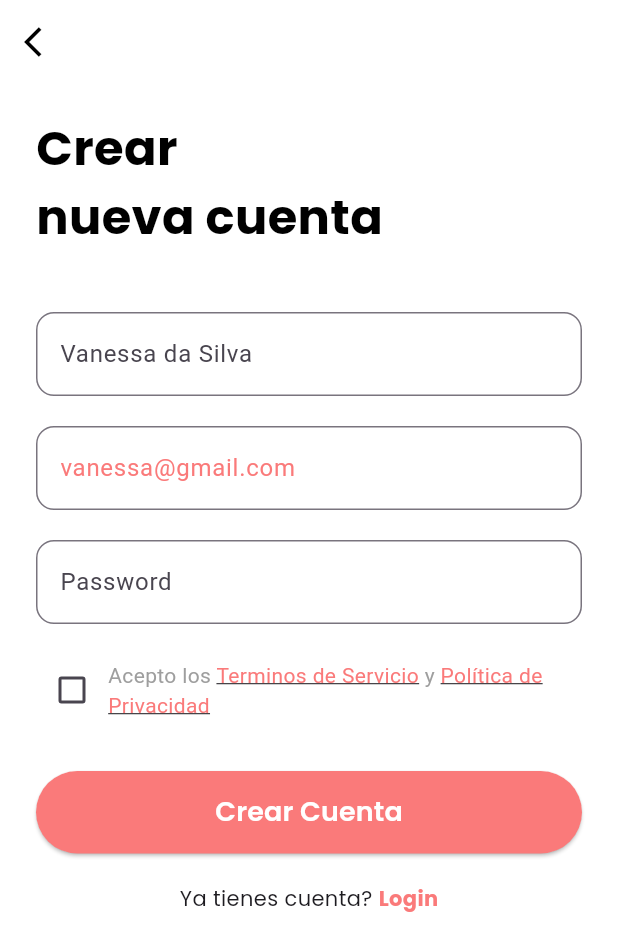
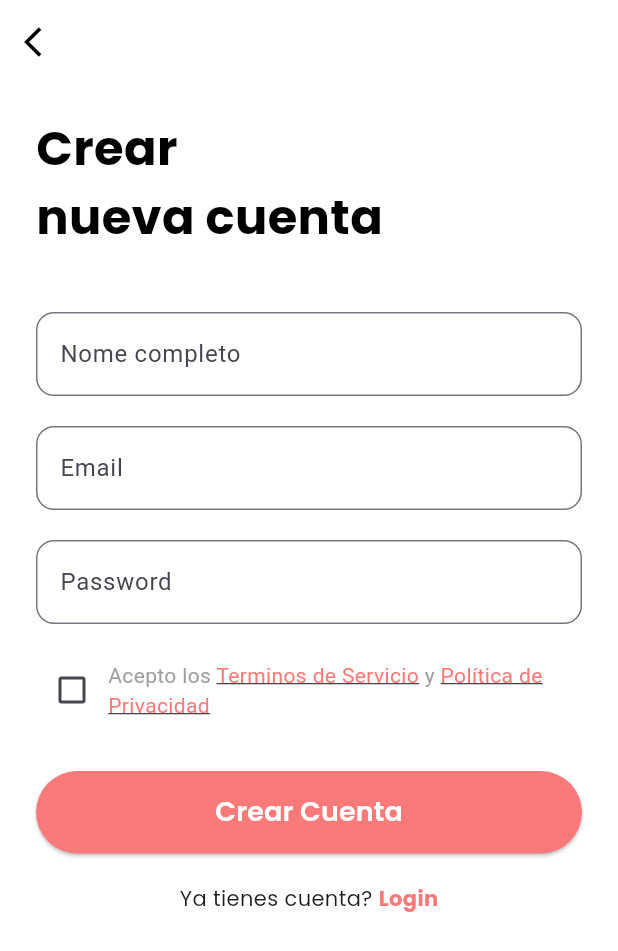
Before and after one commit to Nessavs/contador_pasos, a Flutter app: the CreateAccountScreen screen opened directly, on a phone screen of 412 x 824 dp. Shown: the top 951 px of the screen. Run offline on Flutter 3.47's test engine with Material 3 defaults, Android fonts, the phone set to English and light mode, and no system bars; our stand-ins replace google_fonts.

Commit message:
feat: altered create account

```diff
--- a/contador_pasos/lib/crear_cuenta_screen.dart
+++ b/contador_pasos/lib/create_account_screen.dart
@@ -1,6 +1,7 @@
 import 'package:flutter/material.dart';
 import 'package:google_fonts/google_fonts.dart';
-import 'add_info_screen.dart'; // Importa a próxima tela
+import 'add_info_screen.dart';
+import 'mock_auth_service.dart';
 
 class CreateAccountScreen extends StatefulWidget {
   const CreateAccountScreen({super.key});
@@ -10,7 +11,72 @@ class CreateAccountScreen extends StatefulWidget {
 }
 
 class _CreateAccountScreenState extends State<CreateAccountScreen> {
-  bool _termsAccepted = false; // Variável para controlar o estado do checkbox
+  // Controladores para pegar os valores dos campos
+  final _nomeController = TextEditingController();
+  final _emailController = TextEditingController();
+  final _passwordController = TextEditingController();
+
+  // Instância do nosso serviço de autenticação mockado
+  final _authService = MockAuthService();
+
+  // Variáveis para gerenciar o estado da UI
+  bool _termsAccepted = false;
+  bool _isLoading = false;
+
+  // Função para lidar com o processo de cadastro
+  Future<void> _handleCadastro() async {
+    // Validação simples para garantir que os campos não estão vazios
+    if (_nomeController.text.isEmpty || _emailController.text.isEmpty || _passwordController.text.isEmpty) {
+      _showErrorDialog('Por favor, preencha todos os campos.');
+      return;
+    }
+
+    if (!_termsAccepted) {
+      _showErrorDialog('Você precisa aceitar os Termos de Serviço.');
+      return;
+    }
+
+    setState(() => _isLoading = true);
+
+    final success = await _authService.cadastrar(
+      _nomeController.text,
+      _emailController.text,
+      _passwordController.text,
+    );
+
+    // O setState é chamado dentro de um 'if (mounted)' para garantir que o widget ainda está na tela
+    // Isso evita erros caso o usuário saia da tela durante o loading.
+    if (mounted) {
+      setState(() => _isLoading = false);
+
+      if (success) {
+        Navigator.of(context).push(
+          MaterialPageRoute(builder: (context) => const AddInfoScreen()),
+        );
+      } else {
+        _showErrorDialog('Este email já está em uso. Tente outro.');
+      }
+    }
+  }
+
+  // Função para exibir um pop-up de erro
+  void _showErrorDialog(String message) {
+    showDialog(
+      context: context,
+      builder: (ctx) => AlertDialog(
+        title: const Text('Erro no Cadastro'),
+        content: Text(message),
+        actions: <Widget>[
+          TextButton(
+            child: const Text('Ok'),
+            onPressed: () {
+              Navigator.of(ctx).pop();
+            },
+          )
+        ],
+      ),
+    );
+  }
 
   @override
   Widget build(BuildContext context) {
@@ -20,7 +86,7 @@ class _CreateAccountScreenState extends State<CreateAccountScreen> {
         backgroundColor: Colors.white,
         elevation: 0,
         leading: IconButton(
-          icon: Icon(Icons.arrow_back_ios, color: Colors.black),
+          icon: const Icon(Icons.arrow_back_ios, color: Colors.black),
           onPressed: () => Navigator.of(context).pop(),
         ),
       ),
@@ -32,7 +98,7 @@ class _CreateAccountScreenState extends State<CreateAccountScreen> {
             children: [
               const SizedBox(height: 20),
               Text(
-                'Crear\nnueva cuenta', // '\n' para quebrar a linha
+                'Crear\nnueva cuenta',
                 style: GoogleFonts.poppins(
                   fontSize: 32,
                   fontWeight: FontWeight.bold,
@@ -41,22 +107,24 @@ class _CreateAccountScreenState extends State<CreateAccountScreen> {
               ),
               const SizedBox(height: 40),
               TextField(
+                controller: _nomeController,
                 decoration: InputDecoration(
-                  labelText: 'Vanessa da Silva',
+                  labelText: 'Nome completo',
                   border: OutlineInputBorder(borderRadius: BorderRadius.circular(12)),
                 ),
               ),
               const SizedBox(height: 20),
               TextField(
+                controller: _emailController,
                 keyboardType: TextInputType.emailAddress,
                 decoration: InputDecoration(
-                  labelText: 'vanessa@gmail.com',
-                   labelStyle: TextStyle(color: Color(0xFFFA7A7A)), // Cor rosa para o texto
+                  labelText: 'Email',
                   border: OutlineInputBorder(borderRadius: BorderRadius.circular(12)),
                 ),
               ),
               const SizedBox(height: 20),
               TextField(
+                controller: _passwordController,
                 obscureText: true,
                 decoration: InputDecoration(
                   labelText: 'Password',
@@ -64,8 +132,6 @@ class _CreateAccountScreenState extends State<CreateAccountScreen> {
                 ),
               ),
               const SizedBox(height: 20),
-
-              // Checkbox para Termos de Serviço
               Row(
                 children: [
                   Checkbox(
@@ -75,9 +141,8 @@ class _CreateAccountScreenState extends State<CreateAccountScreen> {
                         _termsAccepted = value ?? false;
                       });
                     },
-                    activeColor: Color(0xFFFA7A7A),
+                    activeColor: const Color(0xFFFA7A7A),
                   ),
-                  // Usamos Expanded para o texto não estourar a tela
                   const Expanded(
                     child: Text.rich(
                       TextSpan(
@@ -87,13 +152,11 @@ class _CreateAccountScreenState extends State<CreateAccountScreen> {
                           TextSpan(
                             text: 'Terminos de Servicio',
                             style: TextStyle(color: Color(0xFFFA7A7A), decoration: TextDecoration.underline),
-                            // recognizer: TapGestureRecognizer()..onTap = () { /* Abrir link */ },
                           ),
                           TextSpan(text: ' y '),
                           TextSpan(
                             text: 'Política de Privacidad',
                             style: TextStyle(color: Color(0xFFFA7A7A), decoration: TextDecoration.underline),
-                             // recognizer: TapGestureRecognizer()..onTap = () { /* Abrir link */ },
                           ),
                         ],
                       ),
@@ -102,34 +165,37 @@ class _CreateAccountScreenState extends State<CreateAccountScreen> {
                 ],
               ),
               const SizedBox(height: 30),
-
-              // Botão Criar Conta
               ElevatedButton(
-                onPressed: () {
-                   // Navega para a tela de adicionar informações
-                   Navigator.of(context).push(
-                      MaterialPageRoute(builder: (context) => AddInfoScreen()),
-                   );
-                },
+                onPressed: _isLoading ? null : _handleCadastro,
                 style: ElevatedButton.styleFrom(
                   backgroundColor: const Color(0xFFFA7A7A),
                   minimumSize: const Size(double.infinity, 55),
                   shape: RoundedRectangleBorder(borderRadius: BorderRadius.circular(30)),
                 ),
-                child: Text('Crear Cuenta', style: GoogleFonts.poppins(fontSize: 18, color: Colors.white, fontWeight: FontWeight.w600)),
+                child: _isLoading
+                    ? const CircularProgressIndicator(color: Colors.white)
+                    : Text(
+                        'Crear Cuenta',
+                        style: GoogleFonts.poppins(
+                          fontSize: 18,
+                          color: Colors.white,
+                          fontWeight: FontWeight.w600,
+                        ),
+                      ),
               ),
               const SizedBox(height: 20),
-
-              // Link para Login
-               Row(
+              Row(
                 mainAxisAlignment: MainAxisAlignment.center,
                 children: [
                   Text('Ya tienes cuenta? ', style: GoogleFonts.poppins()),
                   GestureDetector(
-                    onTap: () => Navigator.of(context).pop(), // Volta para a tela de login
+                    onTap: () => Navigator.of(context).pop(),
                     child: Text(
                       'Login',
-                      style: GoogleFonts.poppins(color: const Color(0xFFFA7A7A), fontWeight: FontWeight.bold),
+                      style: GoogleFonts.poppins(
+                        color: const Color(0xFFFA7A7A),
+                        fontWeight: FontWeight.bold,
+                      ),
                     ),
                   ),
                 ],
--- a/contador_pasos/lib/login_screen.dart
+++ b/contador_pasos/lib/login_screen.dart
@@ -1,7 +1,7 @@
 import 'package:flutter/material.dart';
 import 'package:google_fonts/google_fonts.dart';
 import 'main_counter_screen.dart';
-import 'crear_cuenta_screen.dart';
+import 'create_account_screen.dart';
 
 class LoginScreen extends StatelessWidget {
   const LoginScreen({super.key});
```
